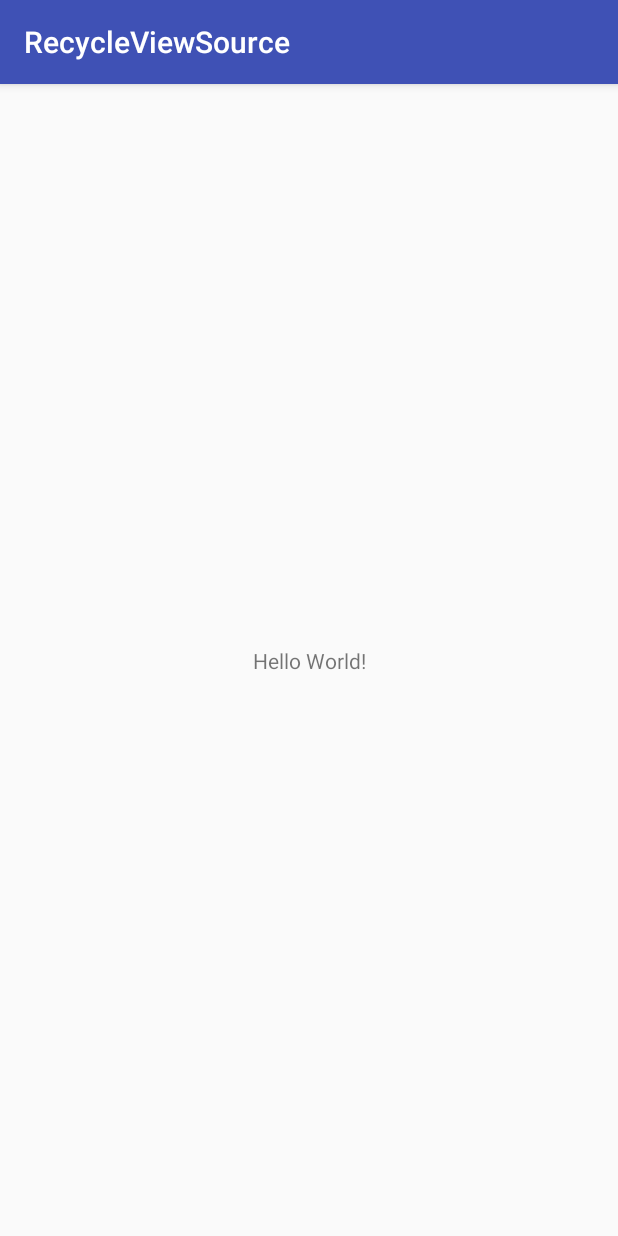
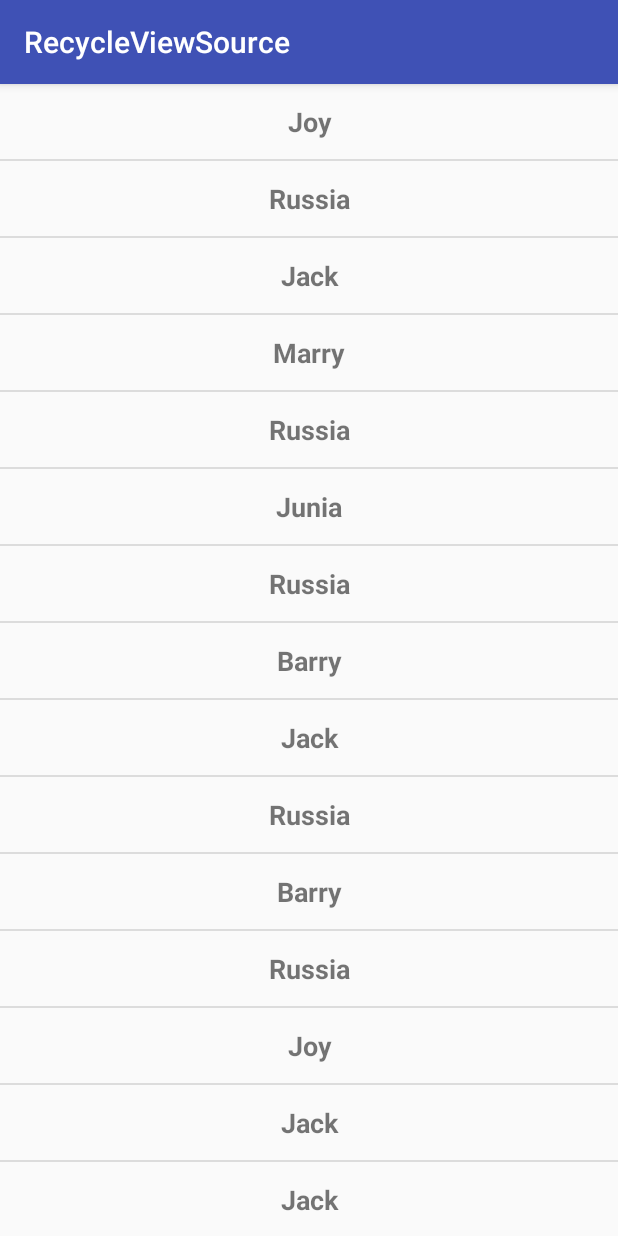
Before and after one commit to Test-KT/ReadSource, an Android app: the screen it shows after launch (MainActivity), on a phone screen of 412 x 824 dp. Run offline under Robolectric (Android 15) with nearby library versions, the phone set to English and light mode, and no system bars.

Commit message:
add sample to debug source

```diff
--- a/app/src/main/java/com/lsl/recycleviewsource/MainActivity.java
+++ b/app/src/main/java/com/lsl/recycleviewsource/MainActivity.java
@@ -5,10 +5,18 @@ import android.os.Bundle;
 import android.support.v7.widget.DividerItemDecoration;
 import android.support.v7.widget.LinearLayoutManager;
 import android.support.v7.widget.RecyclerView;
+import android.view.LayoutInflater;
+import android.view.View;
 import android.view.ViewGroup;
+import android.widget.TextView;
+
+import java.util.ArrayList;
+import java.util.List;
+import java.util.Random;
 
 public class MainActivity extends AppCompatActivity {
     RecyclerView recyclerView;
+    List<String> mDatas;
 
     @Override
     protected void onCreate(Bundle savedInstanceState) {
@@ -17,8 +25,10 @@ public class MainActivity extends AppCompatActivity {
 
         recyclerView = findViewById(R.id.recycle);
 
+        mDatas = getData();
+
         //set layoutmanager
-        LinearLayoutManager linearLayoutManager=new LinearLayoutManager(this);
+        LinearLayoutManager linearLayoutManager = new LinearLayoutManager(this);
         recyclerView.setLayoutManager(linearLayoutManager);
         //set adapter
         recyclerView.setAdapter(new MyAdapter());
@@ -32,17 +42,44 @@ public class MainActivity extends AppCompatActivity {
 
         @Override
         public RecyclerView.ViewHolder onCreateViewHolder(ViewGroup parent, int viewType) {
-            return null;
+            View view = LayoutInflater.from(parent.getContext()).inflate(R.layout.item_layout, parent, false);
+            RecyclerView.ViewHolder viewHolder = new MyViewHolder(view);
+            return viewHolder;
         }
 
         @Override
         public void onBindViewHolder(RecyclerView.ViewHolder holder, int position) {
-
+            ((MyViewHolder) holder).textView.setText(mDatas.get(position));
         }
 
         @Override
         public int getItemCount() {
-            return 0;
+            return 30;
         }
     }
+
+
+    class MyViewHolder extends RecyclerView.ViewHolder {
+
+        public TextView textView;
+
+        public MyViewHolder(View itemView) {
+            super(itemView);
+            textView = itemView.findViewById(R.id.item_text);
+        }
+    }
+
+
+    static final String[] datas = {"Barry", "Bod", "Marry", "Joy", "Jack", "Russia", "Junia"};
+
+    List<String> getData() {
+        List<String> list = new ArrayList<>();
+        Random random = new Random();
+        for (int i = 0; i < 30; i++) {
+            list.add(datas[random.nextInt(7)]);
+        }
+
+        return list;
+    }
+
 }
--- a/app/src/main/java/com/lsl/recycleviewsource/TestLayoutManager.java
+++ b/app/src/main/java/com/lsl/recycleviewsource/TestLayoutManager.java
@@ -3,10 +3,25 @@ package com.lsl.recycleviewsource;
 import android.support.v7.widget.RecyclerView;
 
 public class TestLayoutManager extends RecyclerView.LayoutManager {
+
     @Override
     public RecyclerView.LayoutParams generateDefaultLayoutParams() {
         return null;
     }
 
+    @Override
+    public void onLayoutChildren(RecyclerView.Recycler recycler, RecyclerView.State state) {
+        super.onLayoutChildren(recycler, state);
+    }
 
+
+    @Override
+    public boolean canScrollVertically() {
+        return super.canScrollVertically();
+    }
+
+    @Override
+    public int scrollVerticallyBy(int dy, RecyclerView.Recycler recycler, RecyclerView.State state) {
+        return super.scrollVerticallyBy(dy, recycler, state);
+    }
 }
--- a/app/src/main/res/layout/activity_main.xml
+++ b/app/src/main/res/layout/activity_main.xml
@@ -1,19 +1,10 @@
 <?xml version="1.0" encoding="utf-8"?>
-<android.support.constraint.ConstraintLayout xmlns:android="http://schemas.android.com/apk/res/android"
-    xmlns:app="http://schemas.android.com/apk/res-auto"
+<LinearLayout xmlns:android="http://schemas.android.com/apk/res/android"
     xmlns:tools="http://schemas.android.com/tools"
     android:layout_width="match_parent"
     android:layout_height="match_parent"
     tools:context="com.lsl.recycleviewsource.MainActivity">
 
-    <TextView
-        android:layout_width="wrap_content"
-        android:layout_height="wrap_content"
-        android:text="Hello World!"
-        app:layout_constraintBottom_toBottomOf="parent"
-        app:layout_constraintLeft_toLeftOf="parent"
-        app:layout_constraintRight_toRightOf="parent"
-        app:layout_constraintTop_toTopOf="parent" />
 
     <android.support.v7.widget.RecyclerView
         android:id="@+id/recycle"
@@ -22,4 +13,4 @@
 
     </android.support.v7.widget.RecyclerView>
 
-</android.support.constraint.ConstraintLayout>
+</LinearLayout>
--- /dev/null
+++ b/app/src/main/res/layout/item_layout.xml
@@ -0,0 +1,17 @@
+<?xml version="1.0" encoding="utf-8"?>
+<LinearLayout xmlns:android="http://schemas.android.com/apk/res/android"
+    android:layout_width="match_parent"
+    android:layout_height="50dp"
+    android:gravity="center"
+    android:orientation="vertical">
+
+    <TextView
+        android:id="@+id/item_text"
+        android:layout_width="match_parent"
+        android:layout_height="wrap_content"
+        android:gravity="center_horizontal"
+        android:text="@string/app_name"
+        android:textSize="18sp"
+        android:textStyle="bold" />
+
+</LinearLayout>
```
Also changed, not shown: 1 other file.
